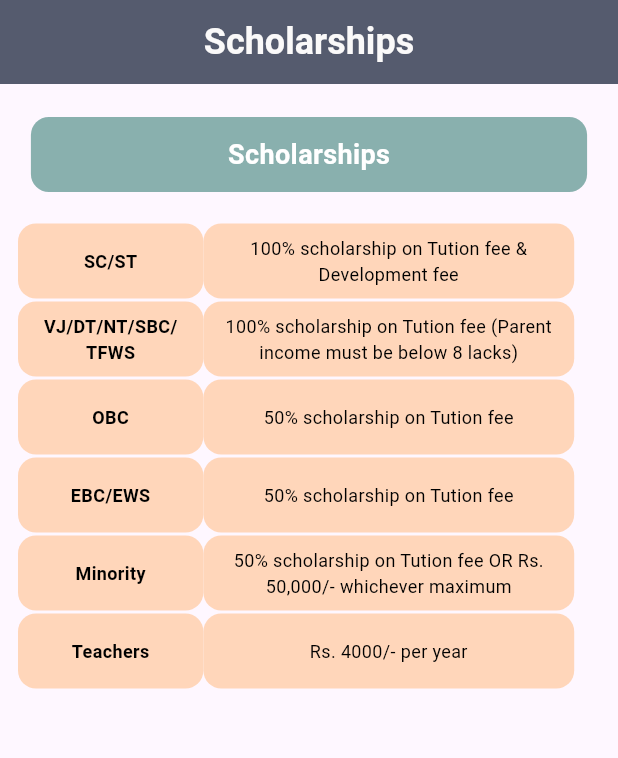
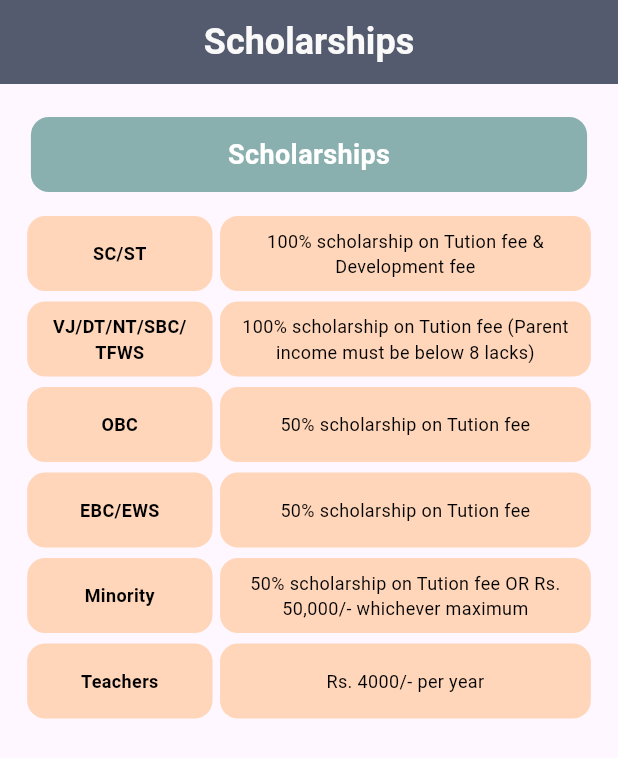
Before and after one commit to nandanmagdum/gcek_smart_campus_2025, a Flutter app: the ScholarshipPage screen opened by its route, on a phone screen of 412 x 824 dp. Shown: the top 758 px of the screen. Run offline on Flutter 3.47's test engine with Material 3 defaults, Android fonts, the phone set to English and light mode, and no system bars; drawn by our look-alikes of flutter_animate; our stand-ins replace cached_network_image, cloud_firestore, firebase_core, firebase_storage, get, go_router and 1 more; missing offline and left inert: syncfusion_flutter_pdfviewer; accounts and stored records are empty.

Commit message:
solved the bugs

```diff
--- a/lib/pages/important/scholarship_page.dart
+++ b/lib/pages/important/scholarship_page.dart
@@ -1,9 +1,11 @@
 import 'package:flutter/foundation.dart';
 import 'package:flutter/material.dart';
 import 'package:smart_campus/data/scholarship_data.dart';
+import 'package:smart_campus/pages/main_pages/about_gcek_page.dart';
 import 'package:smart_campus/widgets/info_container.dart';
 import 'package:smart_campus/widgets/primary_app_bar.dart';
 import 'package:smart_campus/widgets/title_container.dart';
+import 'package:flutter_animate/flutter_animate.dart';
 
 class ScholarshipPage extends StatelessWidget {
   const ScholarshipPage({super.key});
@@ -29,13 +31,18 @@
               ),
               TitleContainer(title: 'Scholarships'),
               SizedBox(
-                height: 20,
+                height: 10,
               ),
               ListView.builder(
                 shrinkWrap: true,
                 itemCount: ScholarshipData.ScholarshipsDetails.length,
                 itemBuilder: (context, index) {
-                  return Row(
+                  return Padding(
+                    padding: EdgeInsets.only(
+                      top: 5,
+                    ),
+                    child: Row(
+                      mainAxisAlignment: MainAxisAlignment.center,
                       children: [
                         ConstrainedBox(
                           constraints: BoxConstraints(
@@ -47,6 +54,9 @@
                             title: ScholarshipData
                                 .ScholarshipsDetails[index].keys.first,
                           ),
+                        ),
+                        SizedBox(
+                          width: 5,
                         ),
                         ConstrainedBox(
                           constraints: BoxConstraints(
@@ -60,11 +70,29 @@
                           ),
                         ),
                       ],
-                  );
-                  return Text(
-                    ScholarshipData.ScholarshipsDetails[index].values.first,
+                    ),
+                  )
+                      .animate(
+                        delay: Duration(
+                          milliseconds: 200 * (index % 10),
+                        ),
+                      )
+                      .fadeIn(
+                        curve: Curves.easeInQuint,
+                        duration: Duration(
+                          milliseconds: 400,
+                        ),
+                      )
+                      .slideY(
+                        duration: Duration(milliseconds: 400),
+                        begin: 0.5,
+                        end: 0,
+                        curve: Curves.easeInQuint,
                       );
                 },
+              ),
+              SizedBox(
+                height: 20,
               ),
             ],
           ),
--- a/lib/pages/main_pages/placement_page.dart
+++ b/lib/pages/main_pages/placement_page.dart
@@ -58,7 +58,7 @@
                   .toList()
                   .animate(
                     delay: Duration(
-                      milliseconds: 200,
+                      milliseconds: 400,
                     ),
                   )
                   .fadeIn(
@@ -67,8 +67,8 @@
                     ),
                     curve: Curves.easeIn,
                   )
-                  .slideX(
-                    begin: -0.2,
+                  .slideY(
+                    begin: 0.5,
                     end: 0,
                     duration: Duration(
                       milliseconds: 400,
```
Also changed, not shown: lib/pages/main_pages/about_gcek_page.dart (+6 -2 lines), lib/widgets/contact_us_container.dart (+10 -1 lines). Lines whose indentation alone changed are shown as unchanged.
